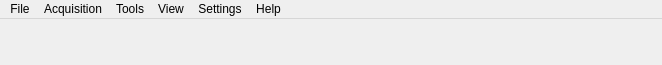
This is xpaxs/frontend/ui/ui_mainwindow.ui in praxes/praxes as Qt 5 draws it before an edit. The edited form follows.
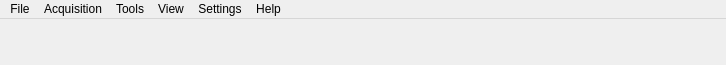
This is the edited form.

Commit message: change name of executable from sxfm to xpaxs

```diff
--- a/xpaxs/frontend/ui/ui_mainwindow.ui
+++ b/xpaxs/frontend/ui/ui_mainwindow.ui
@@ -5,8 +5,8 @@
   <property name="geometry">
    <rect>
     <x>0</x>
-    <y>188</y>
-    <width>662</width>
+    <y>137</y>
+    <width>726</width>
     <height>65</height>
    </rect>
   </property>
@@ -32,7 +32,7 @@
     <rect>
      <x>0</x>
      <y>0</y>
-     <width>662</width>
+     <width>726</width>
      <height>26</height>
     </rect>
    </property>
```
Left out of the diff: 5 changed lines with no effect on the pictures. The commit also changes 2 other files.
